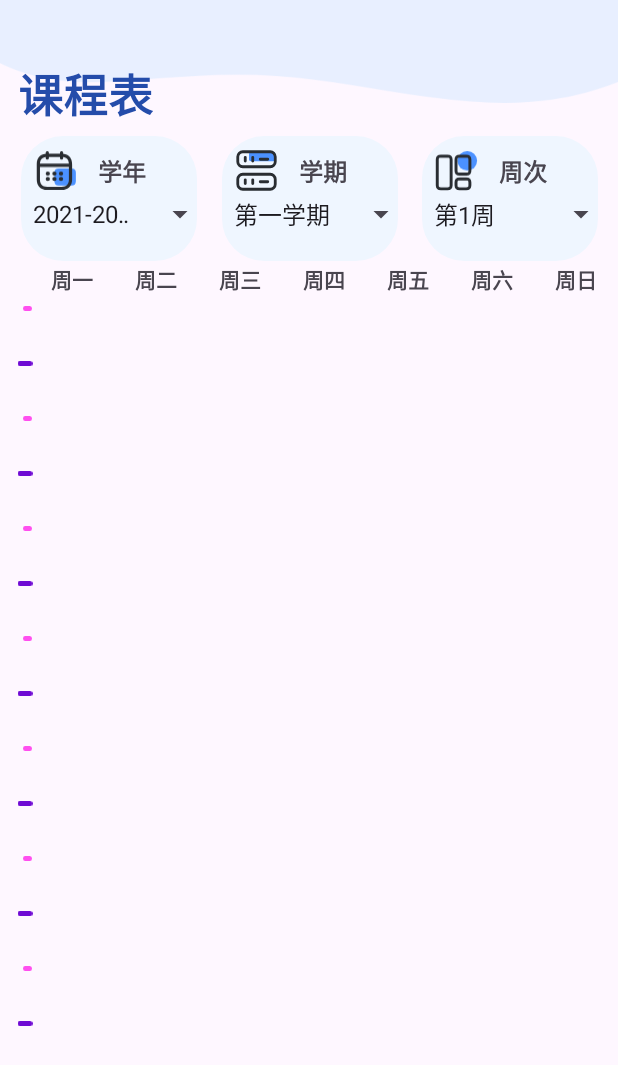
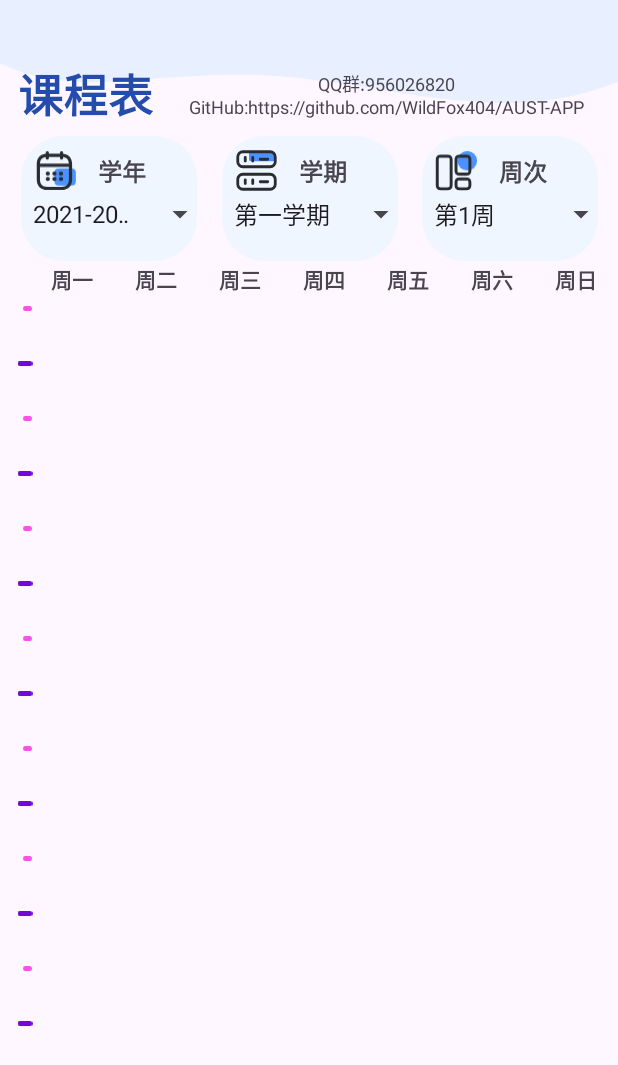
Before and after one commit to WildFox404/AUST-APP, an Android app: the layout home.xml on its own in the app's theme, with its tools: preview values and no code run, on a phone screen of 412 x 824 dp. Shown: the top 1065 px of the screen. Run offline under Robolectric (Android 15) with nearby library versions, the phone set to English and light mode, and no system bars.

Commit message:
小更新

```diff
--- a/app/src/main/res/layout/home.xml
+++ b/app/src/main/res/layout/home.xml
@@ -63,6 +63,13 @@
             android:layout_height="wrap_content" app:layout_constraintTop_toTopOf="parent"
             app:layout_constraintStart_toStartOf="parent" android:layout_marginStart="12dp"
             android:layout_marginTop="40dp" android:id="@+id/textView22"/>
+    <TextView
+            android:text="QQ群:956026820\nGitHub:https://github.com/WildFox404/AUST-APP"
+            android:layout_width="wrap_content"
+            android:layout_height="wrap_content" android:id="@+id/textView46"
+            app:layout_constraintStart_toEndOf="@+id/textView22" app:layout_constraintEnd_toEndOf="parent"
+            app:layout_constraintBottom_toBottomOf="@+id/textView22"
+            app:layout_constraintTop_toTopOf="@+id/textView22" android:textAlignment="center" android:textSize="12sp"/>
     <LinearLayout
             android:orientation="horizontal"
             android:layout_width="match_parent"
```
